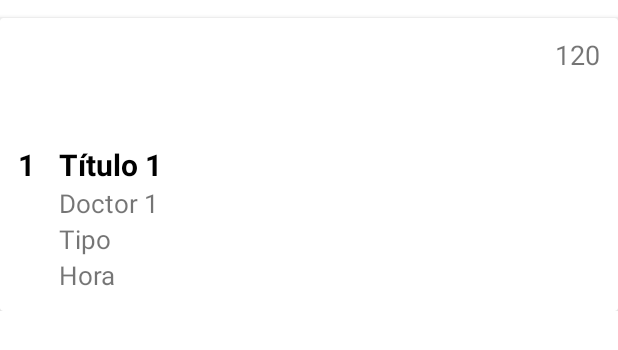
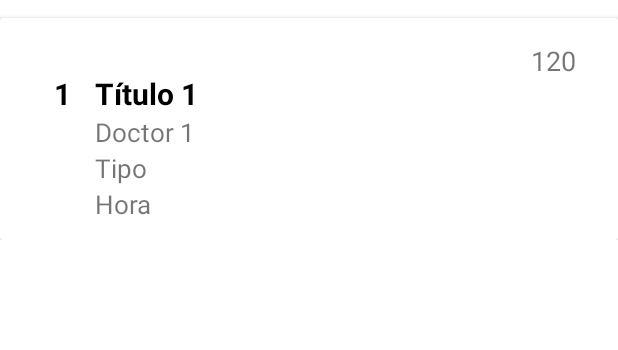
Before and after one commit to Lawliet25/MyMedsDSM, an Android app: the layout my_row.xml on its own in the app's theme, with its tools: preview values and no code run, on a phone screen of 412 x 824 dp. Shown: the top 350 px of the screen. Run offline under Robolectric (Android 15) with nearby library versions, the phone set to English and light mode, and no system bars.

```diff
--- a/app/src/main/java/com/example/mymedsdsm/CustomAdapter.java
+++ b/app/src/main/java/com/example/mymedsdsm/CustomAdapter.java
@@ -53,7 +53,9 @@ public class CustomAdapter extends RecyclerView.Adapter<CustomAdapter.MyViewHold
         holder.med_doctor_txt.setText(String.valueOf("Doctor: " + med_doctor.get(position)));
         holder.med_cant_txt.setText(String.valueOf(med_cant.get(position)));
         holder.med_type_txt.setText(String.valueOf("Tipo: " + med_type.get(position)));
-        holder.med_hour_txt.setText(String.valueOf("Horario: " + med_hour.get(position)+ ": " + med_min.get(position)));
+        holder.med_hour_txt.setText(String.valueOf("Horario: " + med_hour.get(position)+ ":" + med_min.get(position)));
+
+
         //Recyclerview onClickListener
         holder.mainLayout.setOnClickListener(new View.OnClickListener() {
             @Override
--- a/app/src/main/res/layout/activity_main.xml
+++ b/app/src/main/res/layout/activity_main.xml
@@ -21,7 +21,7 @@
 
     <androidx.recyclerview.widget.RecyclerView
         android:id="@+id/recyclerView"
-        android:paddingTop="?attr/actionBarSize"
+        android:paddingTop="15dp"
         android:layout_width="409dp"
         android:layout_height="729dp"
         app:layout_constraintBottom_toBottomOf="parent"
--- a/app/src/main/res/layout/my_row.xml
+++ b/app/src/main/res/layout/my_row.xml
@@ -14,20 +14,22 @@
 
         <androidx.constraintlayout.widget.ConstraintLayout
             android:layout_width="match_parent"
-            android:layout_height="wrap_content"
+            android:layout_height="match_parent"
             android:padding="12dp">
 
             <TextView
                 android:id="@+id/med_cant_txt"
                 android:layout_width="wrap_content"
                 android:layout_height="wrap_content"
+                android:layout_marginStart="24dp"
                 android:text="1"
+                android:textColor="#000"
                 android:textSize="20sp"
                 android:textStyle="bold"
-                android:textColor="#000"
                 app:layout_constraintBottom_toBottomOf="parent"
                 app:layout_constraintStart_toStartOf="parent"
-                app:layout_constraintTop_toTopOf="parent" />
+                app:layout_constraintTop_toTopOf="parent"
+                app:layout_constraintVertical_bias="0.254" />
 
             <TextView
                 android:id="@+id/med_title_txt"
@@ -36,9 +38,9 @@
                 android:layout_marginStart="16dp"
                 android:layout_marginLeft="16dp"
                 android:text="Título 1"
+                android:textColor="#000"
                 android:textSize="20sp"
                 android:textStyle="bold"
-                android:textColor="#000"
                 app:layout_constraintStart_toEndOf="@+id/med_cant_txt"
                 app:layout_constraintTop_toTopOf="@+id/med_cant_txt" />
 
@@ -50,6 +52,7 @@
                 android:textSize="17sp"
                 app:layout_constraintStart_toStartOf="@+id/med_title_txt"
                 app:layout_constraintTop_toBottomOf="@+id/med_title_txt" />
+
             <TextView
                 android:id="@+id/med_type_txt"
                 android:layout_width="wrap_content"
@@ -58,6 +61,7 @@
                 android:textSize="17sp"
                 app:layout_constraintStart_toStartOf="@+id/med_doctor_txt"
                 app:layout_constraintTop_toBottomOf="@+id/med_doctor_txt" />
+
             <TextView
                 android:id="@+id/med_hour_txt"
                 android:layout_width="wrap_content"
@@ -66,10 +70,13 @@
                 android:textSize="17sp"
                 app:layout_constraintStart_toStartOf="@+id/med_type_txt"
                 app:layout_constraintTop_toBottomOf="@+id/med_type_txt" />
+
             <TextView
                 android:id="@+id/med_id_txt"
                 android:layout_width="wrap_content"
                 android:layout_height="wrap_content"
+                android:layout_marginTop="4dp"
+                android:layout_marginEnd="16dp"
                 android:text="120"
                 android:textSize="18sp"
                 app:layout_constraintEnd_toEndOf="parent"
```
